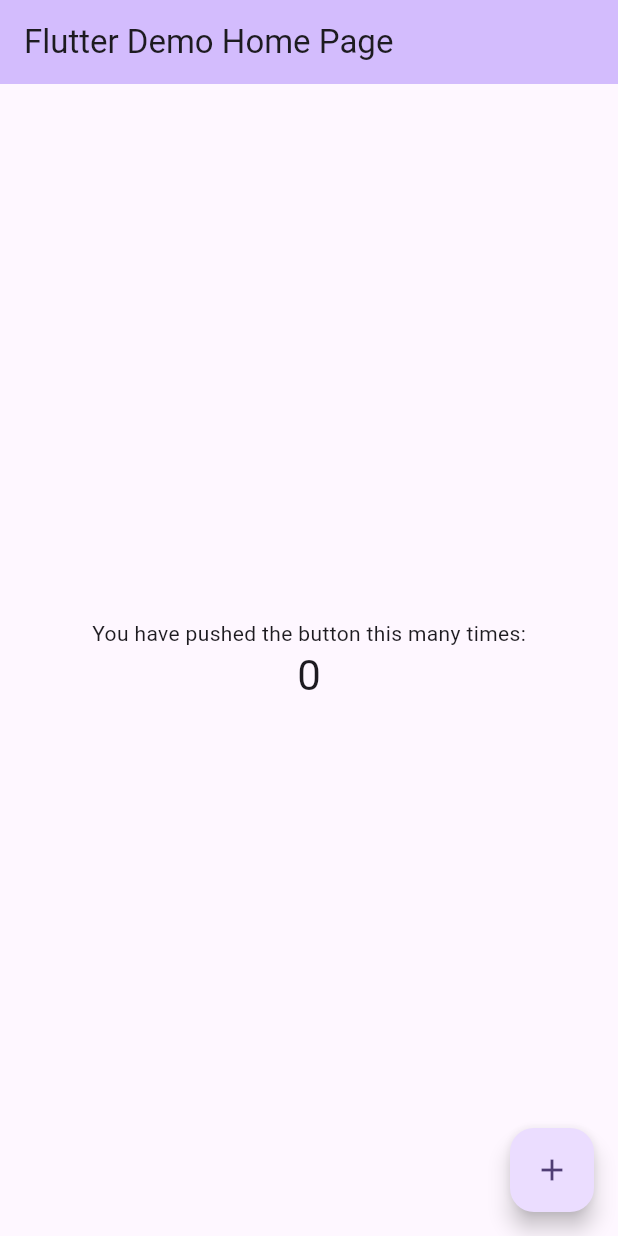
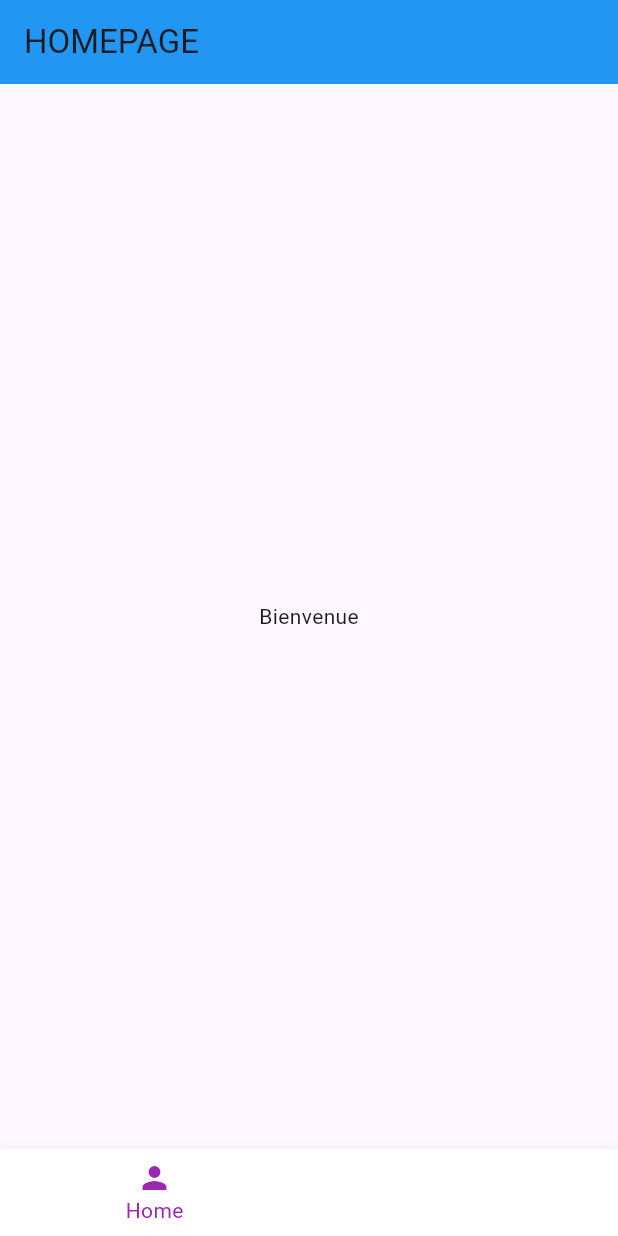
Before and after one commit to Algamor59/cinemapp, a Flutter app: the screen it shows after launch, on a phone screen of 412 x 824 dp. Run offline on Flutter 3.47's test engine with Material 3 defaults, Android fonts, the phone set to English and light mode, and no system bars.

Commit message:
commit homapage basis

```diff
--- a/lib/main.dart
+++ b/lib/main.dart
@@ -11,42 +11,18 @@
   @override
   Widget build(BuildContext context) {
     return MaterialApp(
-      title: 'Flutter Demo',
+      title: 'CINEMAPP',
       theme: ThemeData(
-        // This is the theme of your application.
-        //
-        // TRY THIS: Try running your application with "flutter run". You'll see
-        // the application has a purple toolbar. Then, without quitting the app,
-        // try changing the seedColor in the colorScheme below to Colors.green
-        // and then invoke "hot reload" (save your changes or press the "hot
-        // reload" button in a Flutter-supported IDE, or press "r" if you used
-        // the command line to start the app).
-        //
-        // Notice that the counter didn't reset back to zero; the application
-        // state is not lost during the reload. To reset the state, use hot
-        // restart instead.
-        //
-        // This works for code too, not just values: Most code changes can be
-        // tested with just a hot reload.
         colorScheme: ColorScheme.fromSeed(seedColor: Colors.deepPurple),
         useMaterial3: true,
       ),
-      home: const MyHomePage(title: 'Flutter Demo Home Page'),
+      home: const MyHomePage(title: 'HOMEPAGE',),
     );
   }
 }
 
 class MyHomePage extends StatefulWidget {
   const MyHomePage({super.key, required this.title});
-
-  // This widget is the home page of your application. It is stateful, meaning
-  // that it has a State object (defined below) that contains fields that affect
-  // how it looks.
-
-  // This class is the configuration for the state. It holds the values (in this
-  // case the title) provided by the parent (in this case the App widget) and
-  // used by the build method of the State. Fields in a Widget subclass are
-  // always marked "final".
 
   final String title;
 
@@ -55,71 +31,65 @@
 }
 
 class _MyHomePageState extends State<MyHomePage> {
-  int _counter = 0;
+  int _currentIndex = 0;
 
-  void _incrementCounter() {
-    setState(() {
-      // This call to setState tells the Flutter framework that something has
-      // changed in this State, which causes it to rerun the build method below
-      // so that the display can reflect the updated values. If we changed
-      // _counter without calling setState(), then the build method would not be
-      // called again, and so nothing would appear to happen.
-      _counter++;
-    });
-  }
+  final List<Widget> _tabs = [
+    const HomeSection(),
+    const FavoritesSection(),
+  ];
+
 
   @override
     Widget build(BuildContext context) {
-    // This method is rerun every time setState is called, for instance as done
-    // by the _incrementCounter method above.
-    //
-    // The Flutter framework has been optimized to make rerunning build methods
-    // fast, so that you can just rebuild anything that needs updating rather
-    // than having to individually change instances of widgets.
     return Scaffold(
       appBar: AppBar(
-        // TRY THIS: Try changing the color here to a specific color (to
-        // Colors.amber, perhaps?) and trigger a hot reload to see the AppBar
-        // change color while the other colors stay the same.
-        backgroundColor: Theme.of(context).colorScheme.inversePrimary,
-        // Here we take the value from the MyHomePage object that was created by
-        // the App.build method, and use it to set our appbar title.
         title: Text(widget.title),
+        backgroundColor: Colors.blue,  // Changer la couleur en bleu
       ),
-      body: Center(
-        // Center is a layout widget. It takes a single child and positions it
-        // in the middle of the parent.
-        child: Column(
-          // Column is also a layout widget. It takes a list of children and
-          // arranges them vertically. By default, it sizes itself to fit its
-          // children horizontally, and tries to be as tall as its parent.
-          //
-          // Column has various properties to control how it sizes itself and
-          // how it positions its children. Here we use mainAxisAlignment to
-          // center the children vertically; the main axis here is the vertical
-          // axis because Columns are vertical (the cross axis would be
-          // horizontal).
-          //
-          // TRY THIS: Invoke "debug painting" (choose the "Toggle Debug Paint"
-          // action in the IDE, or press "p" in the console), to see the
-          // wireframe for each widget.
-          mainAxisAlignment: MainAxisAlignment.center,
-          children: <Widget>[
-            const Text(
-              'You have pushed the button this many times:',
+      body: _tabs[_currentIndex],
+      bottomNavigationBar: BottomNavigationBar(
+        currentIndex: _currentIndex,
+        onTap: (index) {
+          setState(() {
+            _currentIndex = index;
+          });
+        },
+        items: const [
+          BottomNavigationBarItem(
+            icon: Icon(Icons.person),
+            label: 'Home',
           ),
-            Text(
-              '$_counter',
-              style: Theme.of(context).textTheme.headlineMedium,
+          BottomNavigationBarItem(
+            icon: Icon(Icons.work),
+            label: 'Favorites',
           ),
         ],
+        backgroundColor: Colors.white,
+        selectedItemColor: Colors.purple,  // Changer la couleur des icônes sélectionnées en blanc
+        unselectedItemColor: Colors.white,  // Changer la couleur des icônes non sélectionnées en gris
+
+
       ),
-      ),
-      floatingActionButton: FloatingActionButton(
-        onPressed: _incrementCounter,
-        tooltip: 'Increment',
-        child: const Icon(Icons.add),
-      ), // This trailing comma makes auto-formatting nicer for build methods.
     );
   }
 }
+class HomeSection extends StatelessWidget {
+  const HomeSection({Key? key}) : super(key: key);
+
+  @override
+  Widget build(BuildContext context) {
+    return const Center(
+      child: Text('Bienvenue'),
+    );
+  }
+}
+class FavoritesSection extends StatelessWidget {
+  const FavoritesSection({Key? key}) : super(key: key);
+
+  @override
+  Widget build(BuildContext context) {
+    return const Center(
+      child: Text('Favorites'),
+    );
+  }
+}
```
Lines whose indentation alone changed are shown as unchanged.
